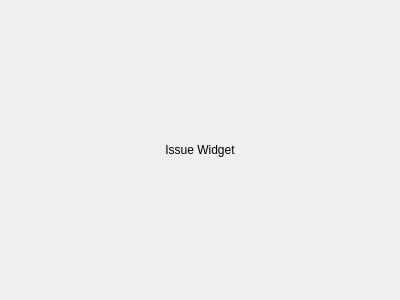
Old version of the form task-tracker-frontend/IssueWidget.ui in the repository Unkorunk/task-tracker.
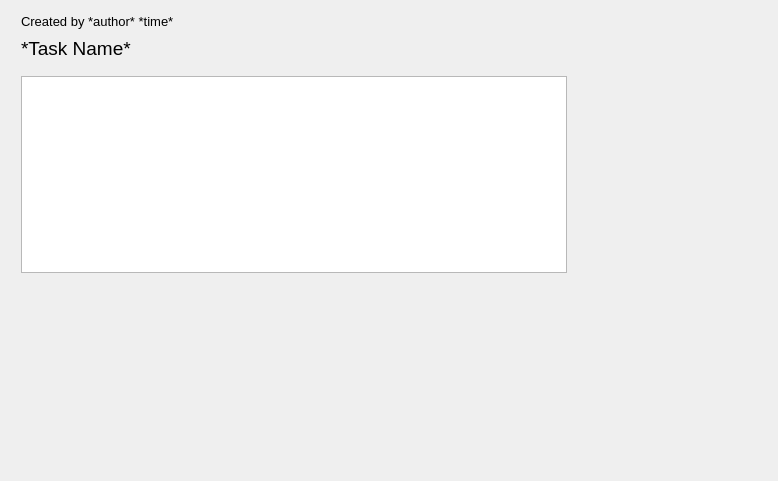
New version of the form.

The edit to the form file:
```diff
--- a/task-tracker-frontend/IssueWidget.ui
+++ b/task-tracker-frontend/IssueWidget.ui
@@ -6,29 +6,178 @@
    <rect>
     <x>0</x>
     <y>0</y>
-    <width>400</width>
-    <height>300</height>
+    <width>778</width>
+    <height>481</height>
    </rect>
   </property>
-  <property name="sizePolicy">
-   <sizepolicy hsizetype="Expanding" vsizetype="Expanding">
-    <horstretch>0</horstretch>
-    <verstretch>0</verstretch>
-   </sizepolicy>
-  </property>
   <property name="windowTitle">
    <string>Form</string>
   </property>
-  <layout class="QGridLayout" name="gridLayout">
-   <item row="0" column="0">
-    <widget class="QLabel" name="label">
-     <property name="text">
-      <string>Issue Widget</string>
-     </property>
-     <property name="alignment">
-      <set>Qt::AlignCenter</set>
-     </property>
-    </widget>
+  <layout class="QHBoxLayout" name="horizontalLayout_4">
+   <item>
+    <layout class="QVBoxLayout" name="verticalLayout">
+     <item>
+      <layout class="QHBoxLayout" name="horizontalLayout">
+       <item>
+        <spacer name="horizontalSpacer">
+         <property name="orientation">
+          <enum>Qt::Horizontal</enum>
+         </property>
+         <property name="sizeType">
+          <enum>QSizePolicy::Fixed</enum>
+         </property>
+         <property name="sizeHint" stdset="0">
+          <size>
+           <width>10</width>
+           <height>20</height>
+          </size>
+         </property>
+        </spacer>
+       </item>
+       <item>
+        <widget class="QLabel" name="label">
+         <property name="font">
+          <font>
+           <pointsize>10</pointsize>
+          </font>
+         </property>
+         <property name="text">
+          <string>Created by *author* *time*</string>
+         </property>
+         <property name="textInteractionFlags">
+          <set>Qt::NoTextInteraction</set>
+         </property>
+        </widget>
+       </item>
+       <item>
+        <spacer name="horizontalSpacer_2">
+         <property name="orientation">
+          <enum>Qt::Horizontal</enum>
+         </property>
+         <property name="sizeHint" stdset="0">
+          <size>
+           <width>40</width>
+           <height>20</height>
+          </size>
+         </property>
+        </spacer>
+       </item>
+      </layout>
+     </item>
+     <item>
+      <layout class="QHBoxLayout" name="horizontalLayout_2">
+       <item>
+        <spacer name="horizontalSpacer_3">
+         <property name="orientation">
+          <enum>Qt::Horizontal</enum>
+         </property>
+         <property name="sizeType">
+          <enum>QSizePolicy::Fixed</enum>
+         </property>
+         <property name="sizeHint" stdset="0">
+          <size>
+           <width>10</width>
+           <height>20</height>
+          </size>
+         </property>
+        </spacer>
+       </item>
+       <item>
+        <widget class="QLabel" name="label_2">
+         <property name="font">
+          <font>
+           <pointsize>14</pointsize>
+          </font>
+         </property>
+         <property name="text">
+          <string>*Task Name*</string>
+         </property>
+        </widget>
+       </item>
+       <item>
+        <spacer name="horizontalSpacer_4">
+         <property name="orientation">
+          <enum>Qt::Horizontal</enum>
+         </property>
+         <property name="sizeHint" stdset="0">
+          <size>
+           <width>40</width>
+           <height>20</height>
+          </size>
+         </property>
+        </spacer>
+       </item>
+      </layout>
+     </item>
+     <item>
+      <spacer name="verticalSpacer_2">
+       <property name="orientation">
+        <enum>Qt::Vertical</enum>
+       </property>
+       <property name="sizeType">
+        <enum>QSizePolicy::Fixed</enum>
+       </property>
+       <property name="sizeHint" stdset="0">
+        <size>
+         <width>20</width>
+         <height>10</height>
+        </size>
+       </property>
+      </spacer>
+     </item>
+     <item>
+      <layout class="QHBoxLayout" name="horizontalLayout_3">
+       <item>
+        <spacer name="horizontalSpacer_5">
+         <property name="orientation">
+          <enum>Qt::Horizontal</enum>
+         </property>
+         <property name="sizeType">
+          <enum>QSizePolicy::Fixed</enum>
+         </property>
+         <property name="sizeHint" stdset="0">
+          <size>
+           <width>10</width>
+           <height>20</height>
+          </size>
+         </property>
+        </spacer>
+       </item>
+       <item>
+        <widget class="QTextEdit" name="textEdit"/>
+       </item>
+       <item>
+        <spacer name="horizontalSpacer_6">
+         <property name="orientation">
+          <enum>Qt::Horizontal</enum>
+         </property>
+         <property name="sizeType">
+          <enum>QSizePolicy::Fixed</enum>
+         </property>
+         <property name="sizeHint" stdset="0">
+          <size>
+           <width>200</width>
+           <height>20</height>
+          </size>
+         </property>
+        </spacer>
+       </item>
+      </layout>
+     </item>
+     <item>
+      <spacer name="verticalSpacer">
+       <property name="orientation">
+        <enum>Qt::Vertical</enum>
+       </property>
+       <property name="sizeHint" stdset="0">
+        <size>
+         <width>20</width>
+         <height>40</height>
+        </size>
+       </property>
+      </spacer>
+     </item>
+    </layout>
    </item>
   </layout>
  </widget>
```
